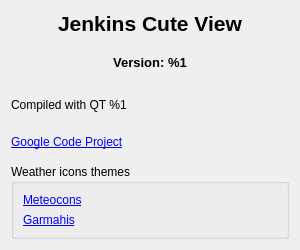
The window that src/views/uis/aboutdialog.ui (Kaldor37/jenkins-cute-view) describes before a commit, drawn with Qt 5.
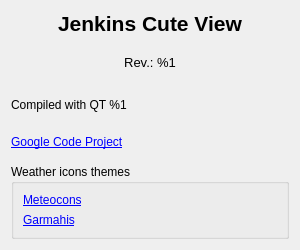
The same window after the commit.

```diff
--- a/src/views/uis/aboutdialog.ui
+++ b/src/views/uis/aboutdialog.ui
@@ -51,8 +51,8 @@
      <property name="font">
       <font>
        <pointsize>10</pointsize>
-       <weight>75</weight>
-       <bold>true</bold>
+       <weight>50</weight>
+       <bold>false</bold>
       </font>
      </property>
      <property name="toolTip">
@@ -62,7 +62,7 @@
       <string notr="true">margin-bottom: 10px;</string>
      </property>
      <property name="text">
-      <string>Version: %1</string>
+      <string>Rev.: %1</string>
      </property>
      <property name="alignment">
       <set>Qt::AlignCenter</set>
```
Left out of the diff: 3 changed lines with no effect on the pictures.
